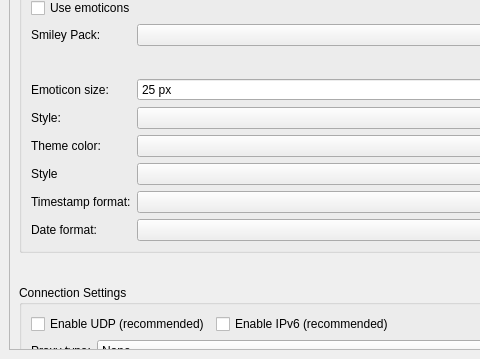
qTox/qTox, file src/widget/form/settings/generalsettings.ui: the form before one commit; both pictures show x 0 to 480 and y 741 to 1100 of the 673 by 1100 pixel window.
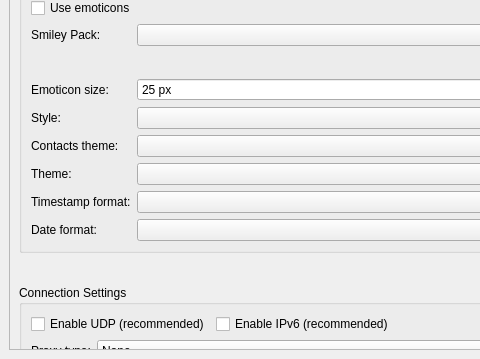
The form after the commit. Custom widgets are drawn as their Qt base class.

What changed in the file:
```diff
--- a/src/widget/form/settings/generalsettings.ui
+++ b/src/widget/form/settings/generalsettings.ui
@@ -581,7 +581,7 @@
             <item row="4" column="0">
              <widget class="QLabel" name="themeColorLabel">
               <property name="text">
-               <string>Theme color:</string>
+               <string>Contacts theme:</string>
               </property>
              </widget>
             </item>
@@ -598,7 +598,7 @@
             <item row="5" column="0">
              <widget class="QLabel" name="label_2">
               <property name="text">
-               <string>Style</string>
+               <string>Theme:</string>
               </property>
              </widget>
             </item>
```
